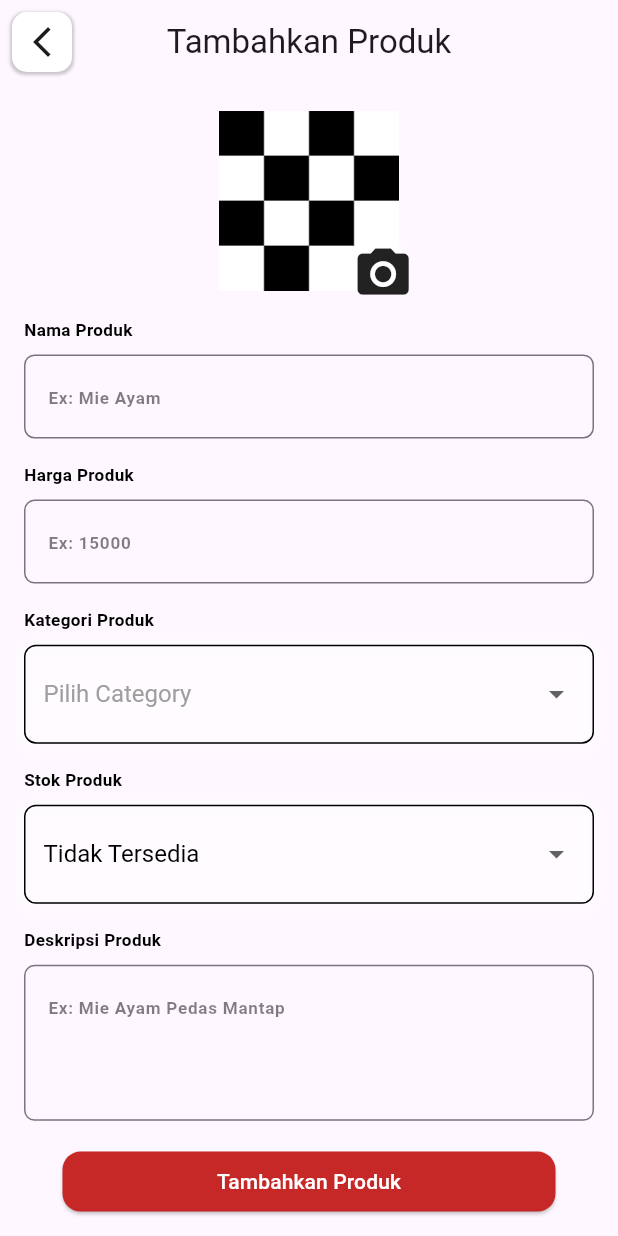
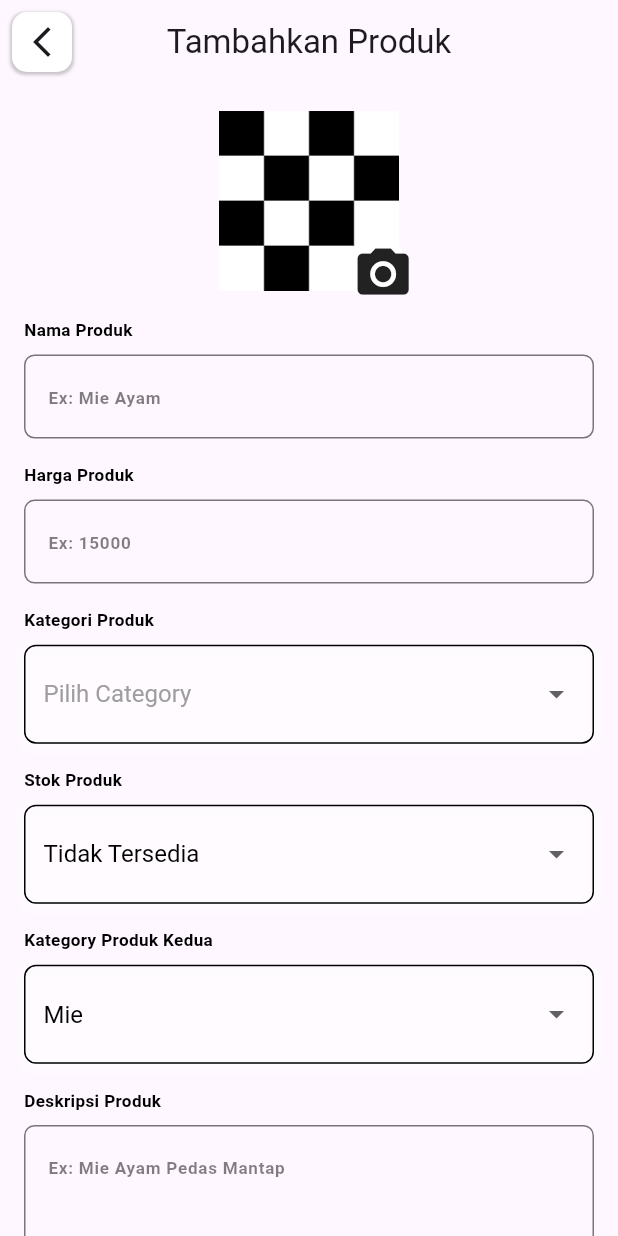
Before and after one commit to Shade2012/warmindo_admin_ui, a Flutter app: the AddProductPage screen opened by its route, on a phone screen of 412 x 824 dp. Run offline on Flutter 3.47's test engine with Material 3 defaults, Android fonts, the phone set to English and light mode, and no system bars; our stand-ins replace animated_custom_dropdown, flutter_svg, font_awesome_flutter, get, google_fonts, image_picker and 2 more; network calls fail; Roboto replaces fonts that are missing (Oxygen).

Commit message:
fix [S2/Damar]: Second category in add-product-page

```diff
--- a/lib/pages/add_product_page/controller/add_product_controller.dart
+++ b/lib/pages/add_product_page/controller/add_product_controller.dart
@@ -16,11 +16,12 @@ class AddProductController extends GetxController {
     required String nameMenu,
     required int price,
     required String category,
+    required String secondCategory,
     required int stock,
     required double ratings,
     required String description,
   }) async {
-    if (image.path.isEmpty  || nameMenu == null || nameMenu.isEmpty || price.isNaN || category == null || category.isEmpty || stock == null || ratings == null || description == null || description.isEmpty)  {
+    if (image.path.isEmpty  || nameMenu == null || nameMenu.isEmpty || price.isNaN || category == null || category.isEmpty || stock == null || ratings == null || description == null || description.isEmpty || secondCategory.isEmpty)  {
       Get.snackbar(
         'Warning',
         'Semua data harus diisi',
@@ -39,6 +40,7 @@ class AddProductController extends GetxController {
           ..fields['category'] = category
           ..fields['stock'] = stock.toString()
           ..fields['ratings'] = ratings.toString()
+          ..fields['second_category'] = secondCategory
           ..fields['description'] = description
           ..files.add(http.MultipartFile(
             'image',
--- a/lib/pages/add_product_page/view/add_product_page.dart
+++ b/lib/pages/add_product_page/view/add_product_page.dart
@@ -21,6 +21,7 @@ class AddProductPage extends StatelessWidget {
   final TextEditingController ctrProductStock = TextEditingController();
   final selectedCategory = RxString('');
   final selectedStock = RxInt(0);
+  final selectedSecondCategory = RxString('Mie');
 
   @override
   Widget build(BuildContext context) {
@@ -206,6 +207,22 @@ class AddProductPage extends StatelessWidget {
                     Column(
                       crossAxisAlignment: CrossAxisAlignment.start,
                       children: [
+                        Text("Kategory Produk Kedua", style: titleAddProductTextStyle),
+                        SizedBox(height: screenHeight * 0.01),
+                        Obx(() => CustomDropdown(
+                          items: ['Mie', 'Nasi Goreng','Ayam','Kopi','Iced','Gorengan','Lain-lain'],
+                          value: selectedSecondCategory.value,
+                          onChanged: (String? value) {
+                            selectedSecondCategory.value = value ?? '';
+                          },
+                          dropdownType: DropdownType.SecondCategory,
+                        )),
+                      ],
+                    ),
+                    SizedBox(height: screenHeight * 0.02),
+                    Column(
+                      crossAxisAlignment: CrossAxisAlignment.start,
+                      children: [
                         Text("Deskripsi Produk",
                             style: titleAddProductTextStyle),
                         SizedBox(height: screenHeight * 0.01),
@@ -218,7 +235,8 @@ class AddProductPage extends StatelessWidget {
                       ],
                     ),
                     SizedBox(height: screenHeight * 0.02),
-                    Center(
+                    Container(
+                      width: double.infinity,
                       child: ElevatedButton(
                         onPressed: () {
                           // Check if all required fields are filled
@@ -246,7 +264,7 @@ class AddProductPage extends StatelessWidget {
                                 stock: productStock,
                                 ratings: 4.0,
                                 description: ctrProductDesc.text,
-                                image: selectedImage,
+                                image: selectedImage, secondCategory: selectedSecondCategory.value,
                               );
                             }
                           }
--- a/lib/pages/edit_product_page/view/edit_product_page.dart
+++ b/lib/pages/edit_product_page/view/edit_product_page.dart
@@ -216,7 +216,7 @@ class EditProductPage extends StatelessWidget {
                     Text("Kategory Produk Kedua", style: titleAddProductTextStyle),
                     SizedBox(height: screenHeight * 0.01),
                     Obx(() => CustomDropdown(
-                      items: ['Mie', 'Nasi','Ayam','Kopi','Buah','Teh','Gorengan','Lain-lain'],
+                      items: ['Mie', 'Nasi Goreng','Ayam','Kopi','Iced','Gorengan','Lain-lain'],
                       value: selectedSecondCategory.value,
                       onChanged: (String? value) {
                         selectedSecondCategory.value = value ?? '';
--- a/lib/pages/product_page/view/search.dart
+++ b/lib/pages/product_page/view/search.dart
@@ -3,6 +3,7 @@ import 'package:intl/intl.dart';
 import 'package:shimmer/shimmer.dart';
 import '../../../data/api_controller.dart';
 import 'package:get/get.dart';
+import '../../../routes/AppPages.dart';
 import '../../../utils/themes/color_themes.dart';
 import '../../../utils/themes/image_themes.dart';
 import '../../../utils/themes/textstyle_themes.dart';
@@ -103,7 +104,7 @@ class Search extends StatelessWidget {
                             cancelText: "Tidak",
                             confirmText: "Iya",
                             onCancelPressed: () {
-                              Navigator.of(context).pop();
+                              Get.toNamed(Routes.EDIT_PRODUCT_PAGE, arguments: product);
                             },
                             onConfirmPressed: () {
                               Navigator.of(context).pop();
```
